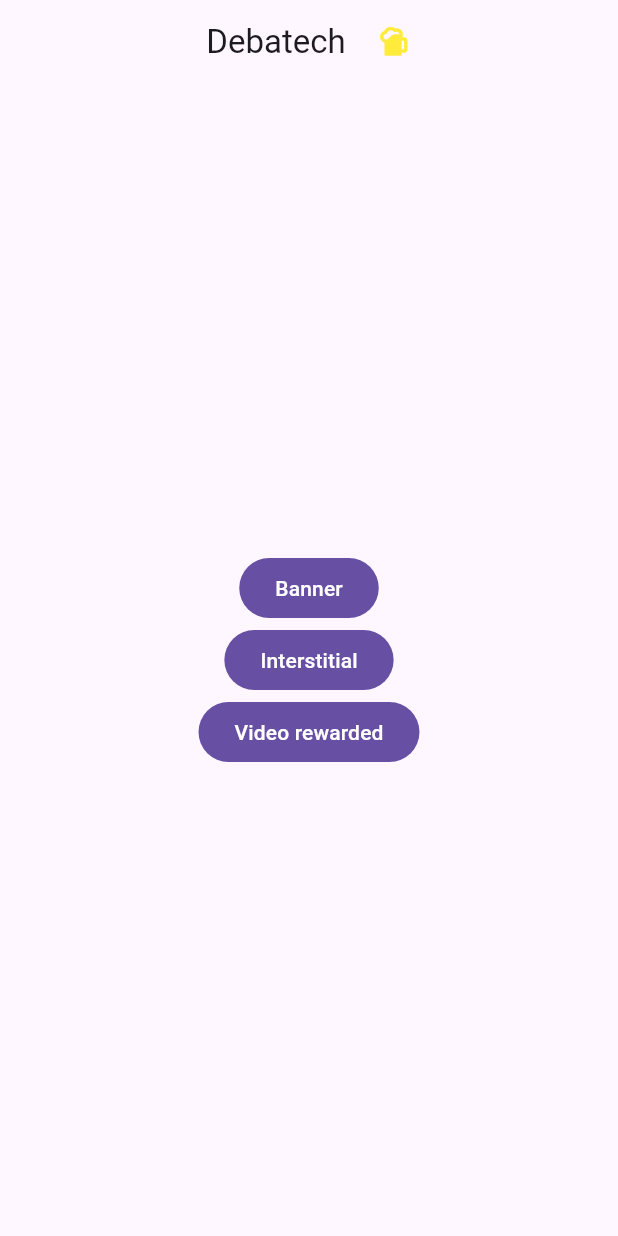
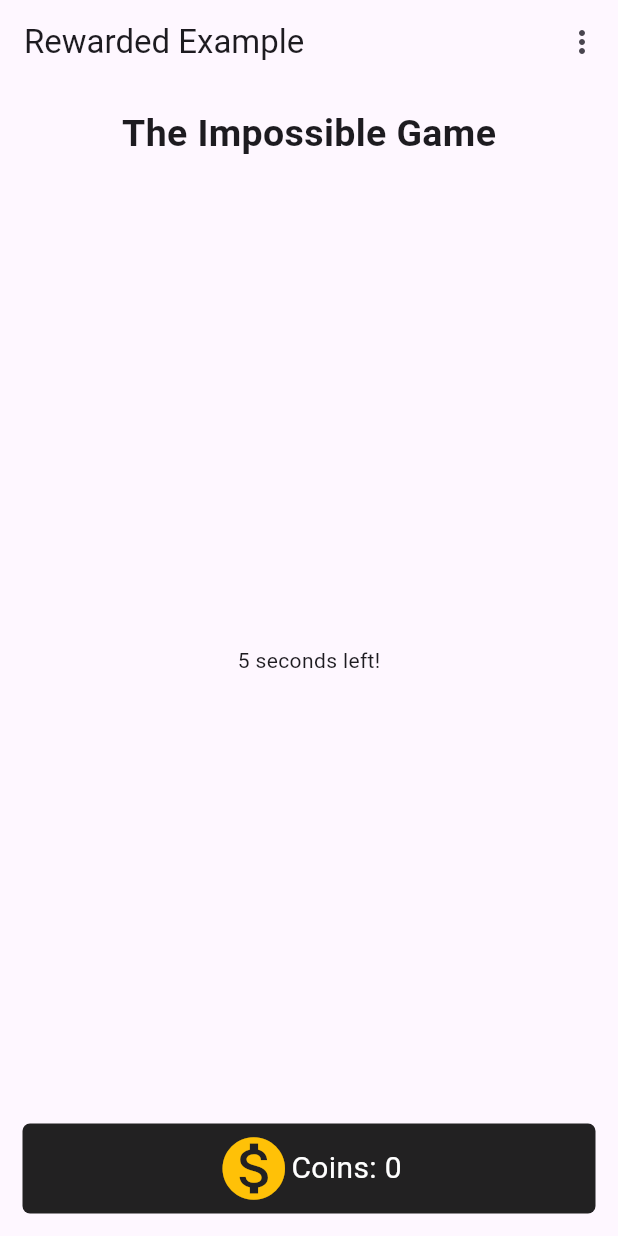
Before and after one commit to adrianferreiro/flutter-admob-example, a Flutter app: the screen it shows after launch, after a tap on "Video rewarded", on a phone screen of 412 x 824 dp. Run offline on Flutter 3.47's test engine with Material 3 defaults, Android fonts, the phone set to English and light mode, and no system bars; our stand-ins replace go_router, google_mobile_ads.

Commit message:
feat(Rewarded): Implement
PR: #7

```diff
--- a/lib/config/router/app_router.dart
+++ b/lib/config/router/app_router.dart
@@ -2,6 +2,7 @@ import 'package:go_router/go_router.dart';
 import 'package:test_admob/home_screen.dart';
 import 'package:test_admob/banner/banner_example.dart';
 import 'package:test_admob/interstitial/interstitial_example.dart';
+import 'package:test_admob/rewarded/rewarded_example.dart';
 
 final appRouter = GoRouter(
   initialLocation: '/',
@@ -25,6 +26,13 @@ final appRouter = GoRouter(
             return InterstitialExample();
           },
         ),
+        GoRoute(
+          path: RewardedExample.path,
+          name: RewardedExample.name,
+          builder: (context, state) {
+            return RewardedExample();
+          },
+        ),
       ],
     ),
   ],
--- a/lib/home_screen.dart
+++ b/lib/home_screen.dart
@@ -2,6 +2,7 @@ import 'package:flutter/material.dart';
 import 'package:go_router/go_router.dart';
 import 'package:test_admob/banner/banner_example.dart';
 import 'package:test_admob/interstitial/interstitial_example.dart';
+import 'package:test_admob/rewarded/rewarded_example.dart';
 
 class HomeScreen extends StatefulWidget {
   static const name = 'home-screen';
@@ -43,7 +44,12 @@ class _HomeScreenState extends State<HomeScreen> {
                 },
                 child: Text('Interstitial'),
               ),
-              FilledButton(onPressed: () {}, child: Text('Video rewarded')),
+              FilledButton(
+                onPressed: () {
+                  context.go('${HomeScreen.path}/${RewardedExample.path}');
+                },
+                child: Text('Video rewarded'),
+              ),
             ],
           ),
         ),
--- /dev/null
+++ b/lib/rewarded/app_bar_item.dart
@@ -0,0 +1,9 @@
+class AppBarItem {
+  static const adInpsectorText = 'Ad Inspector';
+  static const privacySettingsText = 'Privacy Settings';
+
+  final String label;
+  final int value;
+
+  AppBarItem(this.label, this.value);
+}
--- /dev/null
+++ b/lib/rewarded/consent_manager.dart
@@ -0,0 +1,58 @@
+import 'dart:async';
+
+import 'package:google_mobile_ads/google_mobile_ads.dart';
+
+typedef OnConsentGatheringCompleteListener = void Function(FormError? error);
+
+/// The Google Mobile Ads SDK provides the User Messaging Platform (Google's IAB
+/// Certified consent management platform) as one solution to capture consent for
+/// users in GDPR impacted countries. This is an example and you can choose
+/// another consent management platform to capture consent.
+class ConsentManager {
+  /// Helper variable to determine if the app can request ads.
+  Future<bool> canRequestAds() async {
+    return await ConsentInformation.instance.canRequestAds();
+  }
+
+  /// Helper variable to determine if the privacy options form is required.
+  Future<bool> isPrivacyOptionsRequired() async {
+    return await ConsentInformation.instance
+            .getPrivacyOptionsRequirementStatus() ==
+        PrivacyOptionsRequirementStatus.required;
+  }
+
+  /// Helper method to call the Mobile Ads SDK to request consent information
+  /// and load/show a consent form if necessary.
+  void gatherConsent(
+    OnConsentGatheringCompleteListener onConsentGatheringCompleteListener,
+  ) {
+    // For testing purposes, you can force a DebugGeography of Eea or NotEea.
+    ConsentDebugSettings debugSettings = ConsentDebugSettings(
+      debugGeography: DebugGeography.debugGeographyEea,
+    );
+    ConsentRequestParameters params = ConsentRequestParameters(
+      consentDebugSettings: debugSettings,
+    );
+
+    // Requesting an update to consent information should be called on every app launch.
+    ConsentInformation.instance.requestConsentInfoUpdate(
+      params,
+      () async {
+        ConsentForm.loadAndShowConsentFormIfRequired((loadAndShowError) {
+          // Consent has been gathered.
+          onConsentGatheringCompleteListener(loadAndShowError);
+        });
+      },
+      (FormError formError) {
+        onConsentGatheringCompleteListener(formError);
+      },
+    );
+  }
+
+  /// Helper method to call the Mobile Ads SDK method to show the privacy options form.
+  void showPrivacyOptionsForm(
+    OnConsentFormDismissedListener onConsentFormDismissedListener,
+  ) {
+    ConsentForm.showPrivacyOptionsForm(onConsentFormDismissedListener);
+  }
+}
--- /dev/null
+++ b/lib/rewarded/countdown_timer.dart
@@ -0,0 +1,51 @@
+import 'dart:async';
+import 'package:flutter/material.dart';
+
+enum CountdownState { notStarted, active, paused, ended }
+
+/// A simple class that keeps track of a decrementing timer.
+class CountdownTimer extends ChangeNotifier {
+  final _countdownTime = 5;
+  late var timeLeft = _countdownTime;
+  var _countdownState = CountdownState.notStarted;
+  Timer? _timer;
+
+  bool get isComplete => _countdownState == CountdownState.ended;
+
+  void start() {
+    timeLeft = _countdownTime;
+    _startTimer();
+    _countdownState = CountdownState.active;
+
+    notifyListeners();
+  }
+
+  void resume() {
+    if (_countdownState != CountdownState.paused) {
+      return;
+    }
+    _startTimer();
+    _countdownState = CountdownState.active;
+  }
+
+  void pause() {
+    if (_countdownState != CountdownState.active) {
+      return;
+    }
+    _timer?.cancel();
+    _countdownState = CountdownState.paused;
+  }
+
+  void _startTimer() {
+    _timer = Timer.periodic(const Duration(seconds: 1), (timer) {
+      timeLeft--;
+
+      if (timeLeft == 0) {
+        _countdownState = CountdownState.ended;
+        timer.cancel();
+      }
+
+      notifyListeners();
+    });
+  }
+}
--- /dev/null
+++ b/lib/rewarded/rewarded_example.dart
@@ -0,0 +1,309 @@
+import 'dart:io';
+
+import 'package:flutter/material.dart';
+import 'package:google_mobile_ads/google_mobile_ads.dart';
+
+import 'app_bar_item.dart';
+import 'consent_manager.dart';
+import 'countdown_timer.dart';
+
+/// An example app that loads a rewarded ad.
+class RewardedExample extends StatefulWidget {
+  static const name = 'rewarded';
+  static const path = '/rewarded';
+  const RewardedExample({super.key});
+
+  @override
+  RewardedExampleState createState() => RewardedExampleState();
+}
+
+class RewardedExampleState extends State<RewardedExample> {
+  final _consentManager = ConsentManager();
+  final CountdownTimer _countdownTimer = CountdownTimer();
+  var _showWatchVideoButton = false;
+  var _gamePaused = false;
+  var _gameOver = false;
+  var _isMobileAdsInitializeCalled = false;
+  var _isPrivacyOptionsRequired = false;
+  var _coins = 0;
+  RewardedAd? _rewardedAd;
+
+  final String _adUnitId =
+      Platform.isAndroid
+          ? 'ca-app-pub-3940256099942544/5224354917'
+          : 'ca-app-pub-3940256099942544/1712485313';
+
+  @override
+  void initState() {
+    super.initState();
+
+    _consentManager.gatherConsent((consentGatheringError) {
+      if (consentGatheringError != null) {
+        // Consent not obtained in current session.
+        debugPrint(
+          "${consentGatheringError.errorCode}: ${consentGatheringError.message}",
+        );
+      }
+
+      // Kick off the first play of the "game".
+      _startNewGame();
+
+      // Check if a privacy options entry point is required.
+      _getIsPrivacyOptionsRequired();
+
+      // Attempt to initialize the Mobile Ads SDK.
+      _initializeMobileAdsSDK();
+    });
+
+    // This sample attempts to load ads using consent obtained in the previous session.
+    _initializeMobileAdsSDK();
+
+    // Show the "Watch video" button when the timer reaches zero.
+    _countdownTimer.addListener(
+      () => setState(() {
+        if (_countdownTimer.isComplete) {
+          _gameOver = true;
+          _showWatchVideoButton = true;
+          _coins += 1;
+        } else {
+          _showWatchVideoButton = false;
+        }
+      }),
+    );
+  }
+
+  void _startNewGame() {
+    _countdownTimer.start();
+    _gameOver = false;
+    _gamePaused = false;
+  }
+
+  void _pauseGame() {
+    if (_gameOver || _gamePaused) {
+      return;
+    }
+    _countdownTimer.pause();
+    _gamePaused = true;
+  }
+
+  void _resumeGame() {
+    if (_gameOver || !_gamePaused) {
+      return;
+    }
+    _countdownTimer.resume();
+    _gamePaused = false;
+  }
+
+  @override
+  Widget build(BuildContext context) {
+    return MaterialApp(
+      title: 'Rewarded Example',
+      home: Scaffold(
+        appBar: AppBar(
+          title: const Text('Rewarded Example'),
+          actions: _appBarActions(),
+        ),
+        body: Stack(
+          children: [
+            const Align(
+              alignment: Alignment.topCenter,
+              child: Padding(
+                padding: EdgeInsets.all(15),
+                child: Text(
+                  'The Impossible Game',
+                  style: TextStyle(fontSize: 25, fontWeight: FontWeight.bold),
+                ),
+              ),
+            ),
+            Align(
+              alignment: Alignment.center,
+              child: Column(
+                mainAxisAlignment: MainAxisAlignment.center,
+                children: [
+                  Text(
+                    _countdownTimer.isComplete
+                        ? 'Game over!'
+                        : '${_countdownTimer.timeLeft} seconds left!',
+                  ),
+                  Visibility(
+                    visible: _countdownTimer.isComplete,
+                    child: TextButton(
+                      onPressed: () {
+                        _startNewGame();
+                        _loadAd();
+                      },
+                      child: const Text('Play Again'),
+                    ),
+                  ),
+                  Visibility(
+                    visible: _showWatchVideoButton,
+                    child: TextButton(
+                      onPressed: () {
+                        setState(() => _showWatchVideoButton = false);
+
+                        _rewardedAd?.show(
+                          onUserEarnedReward: (
+                            AdWithoutView ad,
+                            RewardItem rewardItem,
+                          ) {
+                            // ignore: avoid_print
+                            print('Reward amount: ${rewardItem.amount}');
+                            setState(() => _coins += rewardItem.amount.toInt());
+                          },
+                        );
+                      },
+                      child: const Text('Watch video for additional 10 coins'),
+                    ),
+                  ),
+                ],
+              ),
+            ),
+            Align(
+              alignment: Alignment.bottomLeft,
+              child: Padding(
+                padding: const EdgeInsets.all(15),
+                child: Container(
+                  padding: const EdgeInsets.all(5),
+                  decoration: BoxDecoration(
+                    color: Colors.black87,
+                    borderRadius: BorderRadius.circular(5),
+                  ),
+                  child: Row(
+                    mainAxisAlignment: MainAxisAlignment.center,
+                    children: [
+                      Icon(
+                        Icons.monetization_on,
+                        color: Colors.amber,
+                        size: 50,
+                      ),
+                      Text(
+                        'Coins: $_coins',
+                        style: TextStyle(fontSize: 20, color: Colors.white),
+                      ),
+                    ],
+                  ),
+                ),
+              ),
+            ),
+          ],
+        ),
+      ),
+    );
+  }
+
+  List<Widget> _appBarActions() {
+    var array = [AppBarItem(AppBarItem.adInpsectorText, 0)];
+
+    if (_isPrivacyOptionsRequired) {
+      array.add(AppBarItem(AppBarItem.privacySettingsText, 1));
+    }
+
+    return <Widget>[
+      PopupMenuButton<AppBarItem>(
+        itemBuilder:
+            (context) =>
+                array
+                    .map(
+                      (item) => PopupMenuItem<AppBarItem>(
+                        value: item,
+                        child: Text(item.label),
+                      ),
+                    )
+                    .toList(),
+        onSelected: (item) {
+          _pauseGame();
+          switch (item.value) {
+            case 0:
+              MobileAds.instance.openAdInspector((error) {
+                // Error will be non-null if ad inspector closed due to an error.
+                _resumeGame();
+              });
+            case 1:
+              _consentManager.showPrivacyOptionsForm((formError) {
+                if (formError != null) {
+                  debugPrint("${formError.errorCode}: ${formError.message}");
+                }
+                _resumeGame();
+              });
+          }
+        },
+      ),
+    ];
+  }
+
+  /// Loads a rewarded ad.
+  void _loadAd() async {
+    // Only load an ad if the Mobile Ads SDK has gathered consent aligned with
+    // the app's configured messages.
+    var canRequestAds = await _consentManager.canRequestAds();
+    if (!canRequestAds) {
+      return;
+    }
+
+    RewardedAd.load(
+      adUnitId: _adUnitId,
+      request: const AdRequest(),
+      rewardedAdLoadCallback: RewardedAdLoadCallback(
+        onAdLoaded: (ad) {
+          ad.fullScreenContentCallback = FullScreenContentCallback(
+            // Called when the ad showed the full screen content.
+            onAdShowedFullScreenContent: (ad) {},
+            // Called when an impression occurs on the ad.
+            onAdImpression: (ad) {},
+            // Called when the ad failed to show full screen content.
+            onAdFailedToShowFullScreenContent: (ad, err) {
+              ad.dispose();
+            },
+            // Called when the ad dismissed full screen content.
+            onAdDismissedFullScreenContent: (ad) {
+              ad.dispose();
+            },
+            // Called when a click is recorded for an ad.
+            onAdClicked: (ad) {},
+          );
+
+          // Keep a reference to the ad so you can show it later.
+          _rewardedAd = ad;
+        },
+        onAdFailedToLoad: (LoadAdError error) {
+          // ignore: avoid_print
+          print('RewardedAd failed to load: $error');
+        },
+      ),
+    );
+  }
+
+  /// Redraw the app bar actions if a privacy options entry point is required.
+  void _getIsPrivacyOptionsRequired() async {
+    if (await _consentManager.isPrivacyOptionsRequired()) {
+      setState(() {
+        _isPrivacyOptionsRequired = true;
+      });
+    }
+  }
+
+  /// Initialize the Mobile Ads SDK if the SDK has gathered consent aligned with
+  /// the app's configured messages.
+  void _initializeMobileAdsSDK() async {
+    if (_isMobileAdsInitializeCalled) {
+      return;
+    }
+
+    if (await _consentManager.canRequestAds()) {
+      _isMobileAdsInitializeCalled = true;
+
+      // Initialize the Mobile Ads SDK.
+      MobileAds.instance.initialize();
+
+      // Load an ad.
+      _loadAd();
+    }
+  }
+
+  @override
+  void dispose() {
+    _rewardedAd?.dispose();
+    _countdownTimer.dispose();
+    super.dispose();
+  }
+}
```
